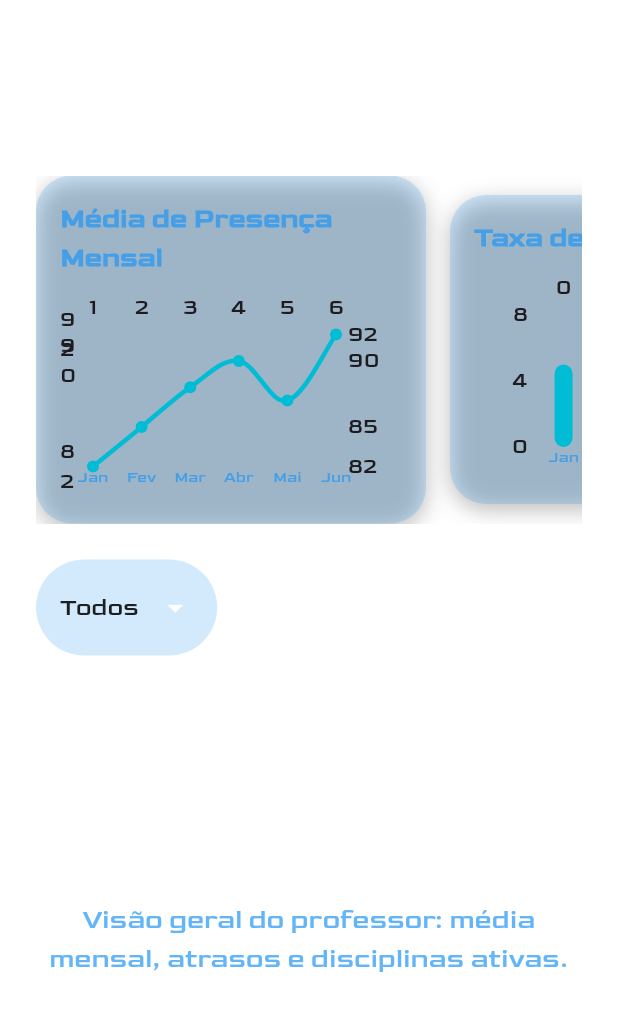
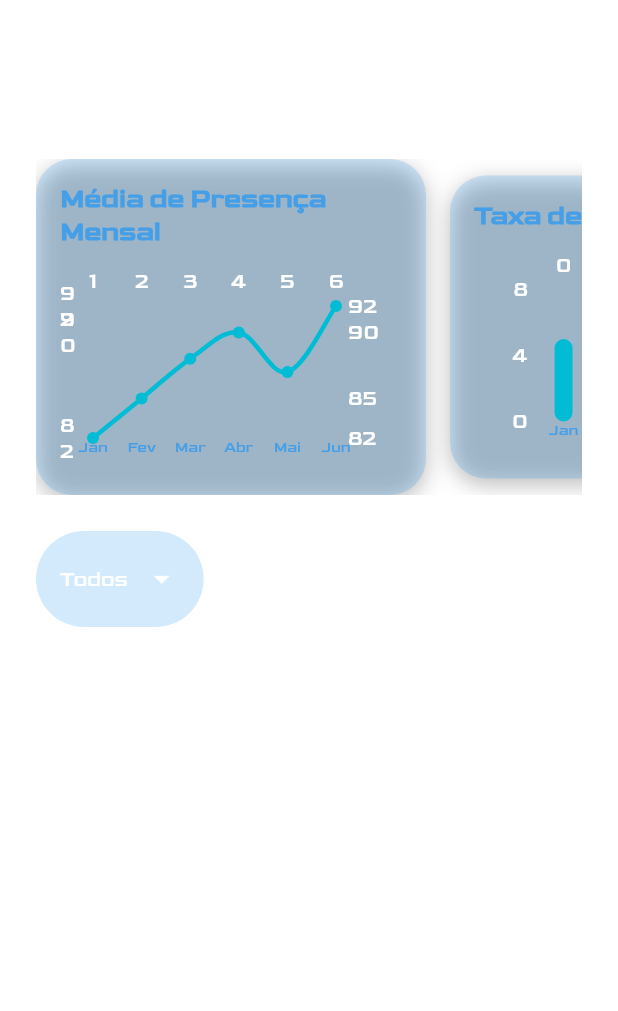
Before and after one commit to Tarcyo/Sagitario, a Flutter app: the DashboardScreen screen opened directly, on a phone screen of 412 x 824 dp. Shown: the top 1011 px of the screen. Run offline on Flutter 3.47's test engine with Material 3 defaults, Android fonts, the phone set to English and light mode, and no system bars; drawn by our look-alikes of fl_chart; our stand-ins replace flutter_svg.

Commit message:
Add files via upload

```diff
--- a/lib/register.dart
+++ b/lib/register.dart
@@ -147,7 +147,7 @@ class _RegisterScreenState extends State<RegisterScreen> {
                       },
                       activeColor: Colors.white,
                     ),
-                    Text('student', style: TextStyle(color: Colors.white)),
+                    Text('Aluno', style: TextStyle(color: Colors.white)),
                   ],
                 ),
                 SizedBox(width: 24),
@@ -163,7 +163,7 @@ class _RegisterScreenState extends State<RegisterScreen> {
                       },
                       activeColor: Colors.white,
                     ),
-                    Text('teacher', style: TextStyle(color: Colors.white)),
+                    Text('Professor', style: TextStyle(color: Colors.white)),
                   ],
                 ),
               ],
--- a/lib/tabbar.dart
+++ b/lib/tabbar.dart
@@ -3,6 +3,7 @@ import 'package:flutter/material.dart';
 import 'package:sagitario/telaDeRegistro.dart';
 import 'package:fl_chart/fl_chart.dart';
 import 'package:flutter_svg/svg.dart';
+
 class AlunoScreen extends StatelessWidget {
   @override
   Widget build(BuildContext context) =>
@@ -443,16 +444,22 @@ class _DashboardScreenState extends State<DashboardScreen>
             body: SafeArea(
               child: Padding(
                 padding: const EdgeInsets.all(24.0),
+                // Apply white as default text color and Goldman font for all descendants
+                child: DefaultTextStyle(
+                  style: const TextStyle(
+                    color: Colors.white,
+                    fontFamily: 'Goldman',
+                  ),
                   child: Column(
                     crossAxisAlignment: CrossAxisAlignment.start,
                     children: [
                       Text(
                         'Dashboard',
-                      style: TextStyle(
+                        style: const TextStyle(
                           fontSize: 48,
                           fontWeight: FontWeight.bold,
-                        color: Colors.white,
                           letterSpacing: 2,
+                          fontFamily: 'Goldman', // explicit for clarity
                         ),
                       ),
                       const SizedBox(height: 24),
@@ -466,6 +473,7 @@ class _DashboardScreenState extends State<DashboardScreen>
                             : _buildStudentDetail(_selectedStudent),
                       ),
                     ],
+                  ),
                 ),
               ),
             ),
@@ -520,6 +528,7 @@ class _DashboardScreenState extends State<DashboardScreen>
                           style: TextStyle(
                             color: Colors.blue.withOpacity(0.7),
                             fontSize: 10,
+                            fontFamily: 'Goldman',
                           ),
                         );
                       },
@@ -562,6 +571,7 @@ class _DashboardScreenState extends State<DashboardScreen>
                           style: TextStyle(
                             color: Colors.blue.withOpacity(0.7),
                             fontSize: 10,
+                            fontFamily: 'Goldman',
                           ),
                         );
                       },
@@ -622,6 +632,7 @@ class _DashboardScreenState extends State<DashboardScreen>
               fontSize: 18,
               fontWeight: FontWeight.w600,
               color: Colors.blue.withOpacity(0.7),
+              fontFamily: 'Goldman',
             ),
           ),
           const SizedBox(height: 8),
@@ -651,7 +662,11 @@ class _DashboardScreenState extends State<DashboardScreen>
         children: [
           Text(
             title,
-            style: TextStyle(fontSize: 16, color: Colors.blue.withOpacity(0.7)),
+            style: TextStyle(
+              fontSize: 16,
+              color: Colors.blue.withOpacity(0.7),
+              fontFamily: 'Goldman',
+            ),
           ),
           SizedBox(height: 8),
           Text(
@@ -659,7 +674,7 @@ class _DashboardScreenState extends State<DashboardScreen>
             style: TextStyle(
               fontSize: 28,
               fontWeight: FontWeight.bold,
-              color: Colors.white,
+              fontFamily: 'Goldman',
             ),
           ),
         ],
@@ -676,6 +691,7 @@ class _DashboardScreenState extends State<DashboardScreen>
       ),
       child: DropdownButtonHideUnderline(
         child: DropdownButton<String>(
+          style: const TextStyle(color: Colors.white, fontFamily: 'Goldman'),
           dropdownColor: Colors.blue.withOpacity(0.9),
           value: _selectedStudent,
           icon: Icon(Icons.arrow_drop_down, color: Colors.white),
@@ -683,7 +699,7 @@ class _DashboardScreenState extends State<DashboardScreen>
               .map(
                 (s) => DropdownMenuItem(
                   value: s,
-                  child: Text(s, style: TextStyle(color: Colors.black87)),
+                  child: Text(s, style: const TextStyle(fontFamily: 'Goldman')),
                 ),
               )
               .toList(),
@@ -697,7 +713,7 @@ class _DashboardScreenState extends State<DashboardScreen>
     return Center(
       child: Text(
         'Visão geral do professor: média mensal, atrasos e disciplinas ativas.',
-        style: TextStyle(color: Colors.blue.withOpacity(0.7), fontSize: 18),
+        style: const TextStyle(fontSize: 18, fontFamily: 'Goldman'),
         textAlign: TextAlign.center,
       ),
     );
@@ -710,11 +726,11 @@ class _DashboardScreenState extends State<DashboardScreen>
         crossAxisAlignment: CrossAxisAlignment.start,
         children: [
           Text(
-            'Relatório de $aluno',
-            style: TextStyle(
+            'Relatório de \$aluno',
+            style: const TextStyle(
               fontSize: 24,
               fontWeight: FontWeight.bold,
-              color: Colors.white,
+              fontFamily: 'Goldman',
             ),
           ),
           const SizedBox(height: 16),
```
Also changed, not shown: lib/main.dart (+11 -1 lines). Lines whose indentation alone changed are shown as unchanged.
